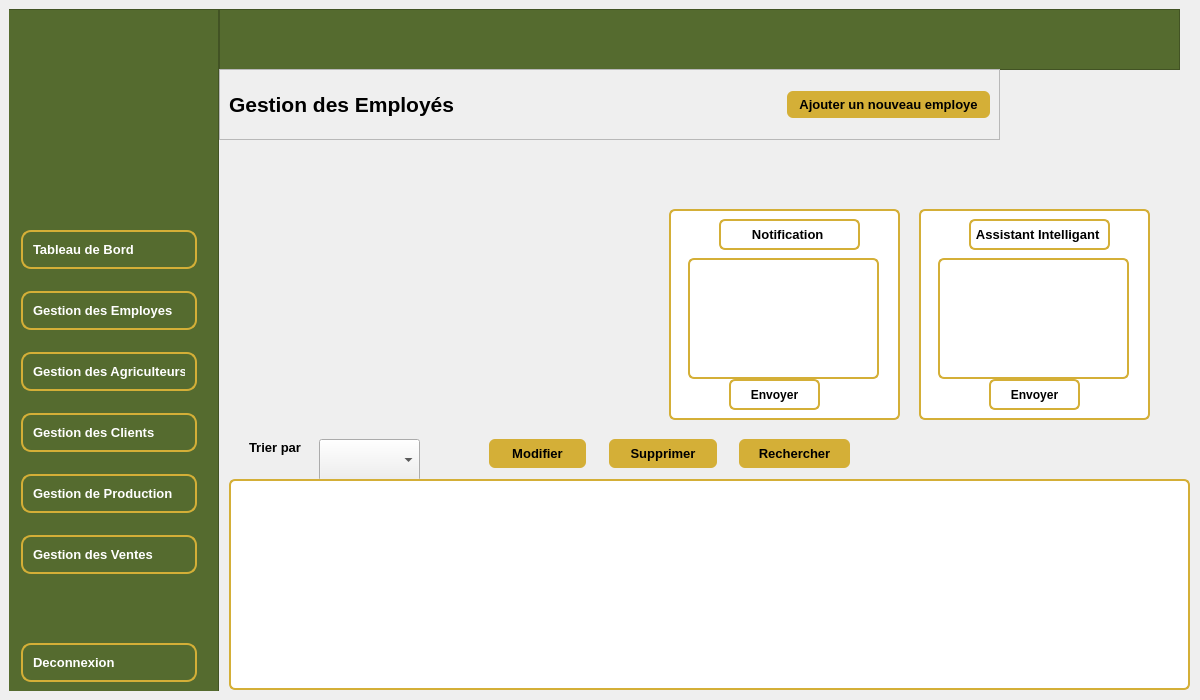
This is mainwindow.ui in Dhouha-git/Smart-oil-press as Qt 5 draws it before an edit. The edited form follows.
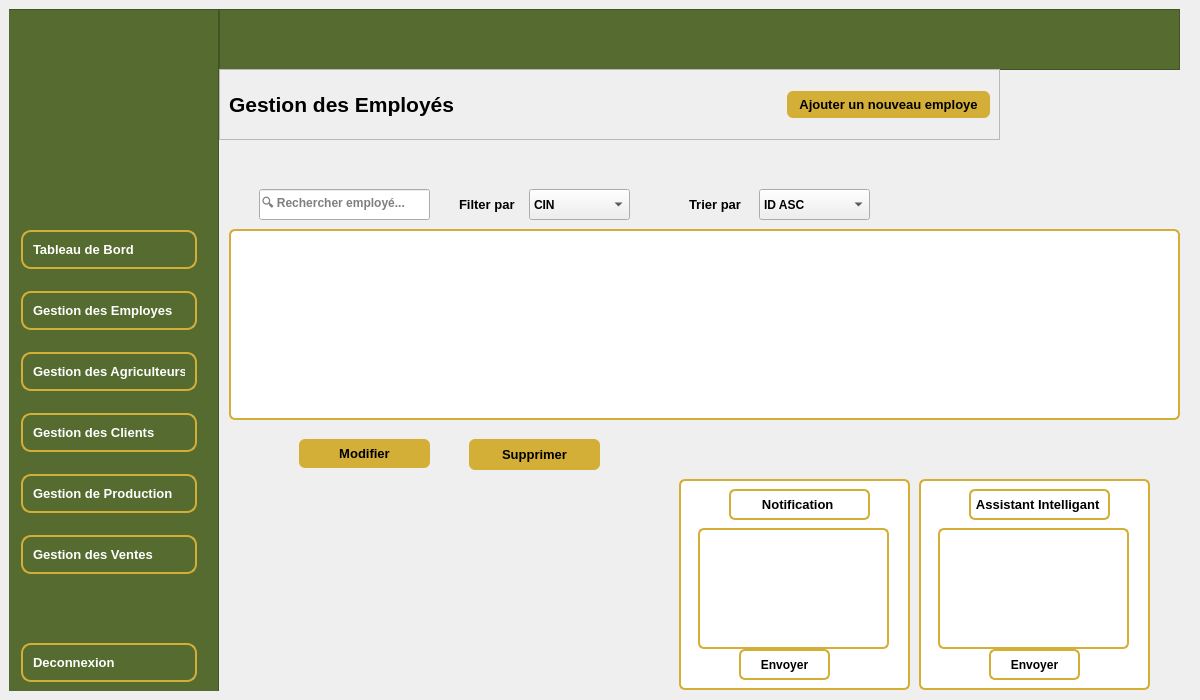
This is the edited form. Icons and pictures are not drawn.

Commit message: CRUD employe + recherche + filtre + tri

The edit to the form file:
```diff
--- a/mainwindow.ui
+++ b/mainwindow.ui
@@ -590,8 +590,8 @@
        <widget class="QFrame" name="frame_3">
         <property name="geometry">
          <rect>
-          <x>660</x>
-          <y>200</y>
+          <x>670</x>
+          <y>470</y>
           <width>231</width>
           <height>211</height>
          </rect>
@@ -692,41 +692,6 @@
          </property>
         </widget>
        </widget>
-       <widget class="QPushButton" name="btn_rechercher">
-        <property name="geometry">
-         <rect>
-          <x>730</x>
-          <y>430</y>
-          <width>111</width>
-          <height>29</height>
-         </rect>
-        </property>
-        <property name="font">
-         <font>
-          <pointsize>10</pointsize>
-          <bold>true</bold>
-         </font>
-        </property>
-        <property name="styleSheet">
-         <string notr="true">QPushButton {
-    background-color: #D4AF37;
-    color: black;
-    border-radius: 6px;
-    padding: 6px 12px;
-}
-
-QPushButton:hover {
-    background-color: #c49b2f;
-}
-</string>
-        </property>
-        <property name="text">
-         <string>Rechercher</string>
-        </property>
-        <property name="icon">
-         <iconset theme="QIcon::ThemeIcon::EditFind"/>
-        </property>
-       </widget>
        <widget class="QFrame" name="frame_top">
         <property name="geometry">
          <rect>
@@ -807,20 +772,45 @@
        <widget class="QComboBox" name="comboBox_6">
         <property name="geometry">
          <rect>
-          <x>310</x>
-          <y>430</y>
+          <x>520</x>
+          <y>180</y>
           <width>101</width>
-          <height>42</height>
+          <height>31</height>
          </rect>
         </property>
+        <item>
+         <property name="text">
+          <string>CIN</string>
+         </property>
+        </item>
+        <item>
+         <property name="text">
+          <string>Nom</string>
+         </property>
+        </item>
+        <item>
+         <property name="text">
+          <string>Prenom</string>
+         </property>
+        </item>
+        <item>
+         <property name="text">
+          <string>Departement</string>
+         </property>
+        </item>
+        <item>
+         <property name="text">
+          <string>Poste</string>
+         </property>
+        </item>
        </widget>
        <widget class="QTableView" name="tableView">
         <property name="geometry">
          <rect>
           <x>220</x>
-          <y>470</y>
-          <width>961</width>
-          <height>211</height>
+          <y>220</y>
+          <width>951</width>
+          <height>191</height>
          </rect>
         </property>
         <property name="styleSheet">
@@ -842,9 +832,9 @@
        <widget class="QPushButton" name="btn_modifier">
         <property name="geometry">
          <rect>
-          <x>480</x>
+          <x>290</x>
           <y>430</y>
-          <width>97</width>
+          <width>131</width>
           <height>29</height>
          </rect>
         </property>
@@ -877,10 +867,10 @@
        <widget class="QPushButton" name="btn_supprimer">
         <property name="geometry">
          <rect>
-          <x>600</x>
+          <x>460</x>
           <y>430</y>
-          <width>108</width>
-          <height>29</height>
+          <width>131</width>
+          <height>31</height>
          </rect>
         </property>
         <property name="font">
@@ -913,9 +903,9 @@
         <property name="geometry">
          <rect>
           <x>220</x>
-          <y>180</y>
+          <y>570</y>
           <width>411</width>
-          <height>231</height>
+          <height>101</height>
          </rect>
         </property>
         <layout class="QVBoxLayout" name="verticalLayout_chart"/>
@@ -923,10 +913,10 @@
        <widget class="QLabel" name="label_25">
         <property name="geometry">
          <rect>
-          <x>240</x>
-          <y>430</y>
-          <width>61</width>
-          <height>16</height>
+          <x>680</x>
+          <y>180</y>
+          <width>71</width>
+          <height>31</height>
          </rect>
         </property>
         <property name="font">
@@ -943,7 +933,7 @@
         <property name="geometry">
          <rect>
           <x>910</x>
-          <y>200</y>
+          <y>470</y>
           <width>231</width>
           <height>211</height>
          </rect>
@@ -1044,6 +1034,78 @@
          </property>
         </widget>
        </widget>
+       <widget class="QLineEdit" name="lineEdit_recherche">
+        <property name="geometry">
+         <rect>
+          <x>250</x>
+          <y>180</y>
+          <width>171</width>
+          <height>31</height>
+         </rect>
+        </property>
+        <property name="placeholderText">
+         <string>🔍 Rechercher employé...</string>
+        </property>
+       </widget>
+       <widget class="QLabel" name="label">
+        <property name="geometry">
+         <rect>
+          <x>450</x>
+          <y>180</y>
+          <width>71</width>
+          <height>31</height>
+         </rect>
+        </property>
+        <property name="font">
+         <font>
+          <pointsize>10</pointsize>
+          <bold>true</bold>
+         </font>
+        </property>
+        <property name="text">
+         <string>Filter par</string>
+        </property>
+       </widget>
+       <widget class="QComboBox" name="comboBox_tri">
+        <property name="geometry">
+         <rect>
+          <x>750</x>
+          <y>180</y>
+          <width>111</width>
+          <height>31</height>
+         </rect>
+        </property>
+        <item>
+         <property name="text">
+          <string>ID ASC</string>
+         </property>
+        </item>
+        <item>
+         <property name="text">
+          <string>ID DESC</string>
+         </property>
+        </item>
+        <item>
+         <property name="text">
+          <string>Nom ASC</string>
+         </property>
+        </item>
+        <item>
+         <property name="text">
+          <string>Nom DESC</string>
+         </property>
+        </item>
+        <item>
+         <property name="text">
+          <string>Salaire ASC</string>
+         </property>
+        </item>
+        <item>
+         <property name="text">
+          <string>Salaire DESC</string>
+         </property>
+        </item>
+       </widget>
       </widget>
       <widget class="QWidget" name="page_clients_2">
        <property name="styleSheet">
```
Left out of the diff: 284 changed lines with no effect on the pictures. The commit also changes 4 other files.
